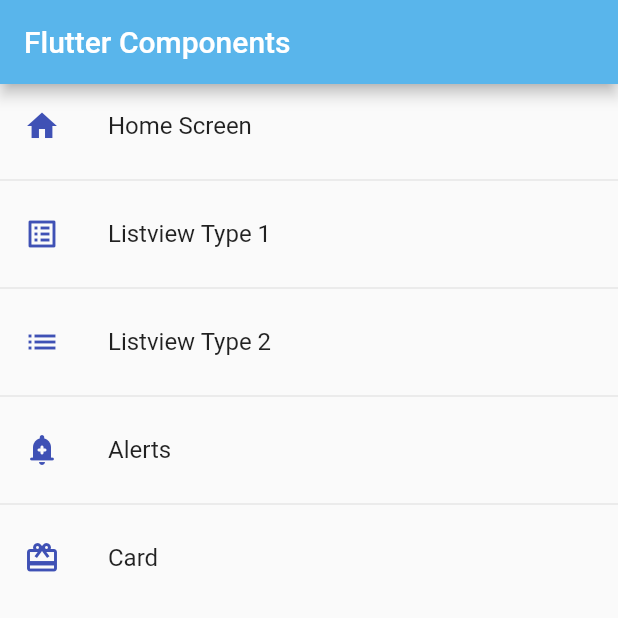
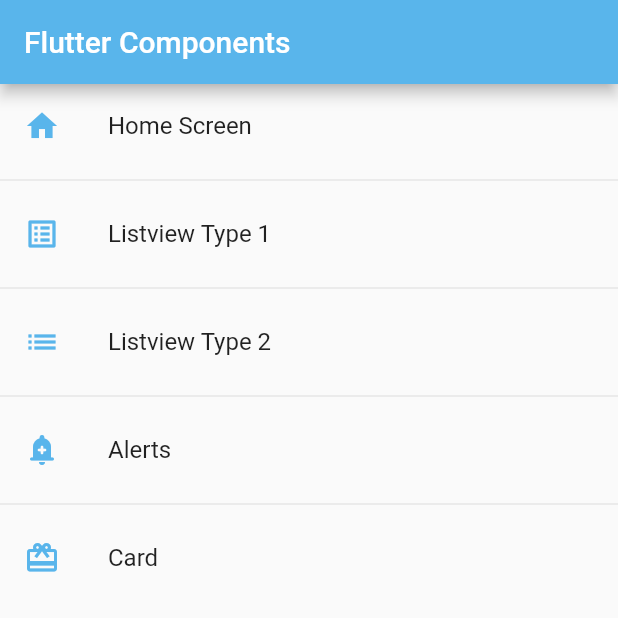
Before and after one commit to BryanParada/flComponents, a Flutter app: the screen it shows after launch, on a phone screen of 412 x 824 dp, the top half of it. Run offline on Flutter 3.47's test engine with Material 2 defaults, Android fonts, the phone set to English and light mode, and no system bars.

```diff
--- a/lib/main.dart
+++ b/lib/main.dart
@@ -1,5 +1,6 @@
 
 import 'package:fl_components/router/app_routes.dart';
+import 'package:fl_components/theme/app_theme.dart';
 import 'package:flutter/material.dart';
 
 void main() => runApp(const MyApp());
@@ -17,16 +18,7 @@ class MyApp extends StatelessWidget {
       routes: AppRoutes.getAppRoutes(),
       //onGenerateRoute: (settings) => AppRoutes.onGenerateRoute(settings), //==v
       onGenerateRoute: AppRoutes.onGenerateRoute,
-      theme: ThemeData.light().copyWith(
-        // Color primario
-        primaryColor: Colors.indigo,
-
-        // AppBar Theme:
-        appBarTheme: const AppBarTheme(
-          color: Color.fromARGB(255, 89, 181, 235)
-        )
-
-      ),
+      theme: AppTheme.lightTheme
     );
   }
 }
--- a/lib/screens/home_screen.dart
+++ b/lib/screens/home_screen.dart
@@ -1,4 +1,5 @@
 import 'package:fl_components/router/app_routes.dart';
+import 'package:fl_components/theme/app_theme.dart';
 import 'package:flutter/material.dart';
 
 class HomeScreen extends StatelessWidget {
@@ -14,7 +15,7 @@ class HomeScreen extends StatelessWidget {
       ),
       body: ListView.separated(
         itemBuilder: (context, i) => ListTile(
-          leading: Icon(AppRoutes.menuOptions[i].icon, color: Colors.indigo), //const Icon( Icons.access_time_outlined)
+          leading: Icon(AppRoutes.menuOptions[i].icon, color: AppTheme.primary), //const Icon( Icons.access_time_outlined)
           title: Text(AppRoutes.menuOptions[i].name), //const Text('Route name')
           onTap: (){
 
--- /dev/null
+++ b/lib/theme/app_theme.dart
@@ -0,0 +1,35 @@
+
+
+import 'package:flutter/animation.dart';
+import 'package:flutter/material.dart';
+
+class AppTheme {
+
+  static const Color primary = Color.fromARGB(255, 89, 181, 235);
+
+  static final ThemeData lightTheme = ThemeData.light().copyWith(
+        // Color primario
+        primaryColor: Colors.indigo,
+
+        // AppBar Theme:
+        appBarTheme: const AppBarTheme(
+          color: primary,
+          elevation: 4
+        )
+
+      );
+
+    static final ThemeData darkTheme = ThemeData.dark().copyWith(
+    // Color primario
+    primaryColor: const Color.fromARGB(255, 39, 48, 99),
+
+    // AppBar Theme:
+    appBarTheme: const AppBarTheme(
+      color: primary,
+      elevation: 4
+    ),
+    scaffoldBackgroundColor: Colors.black
+
+  );
+
+}
```
